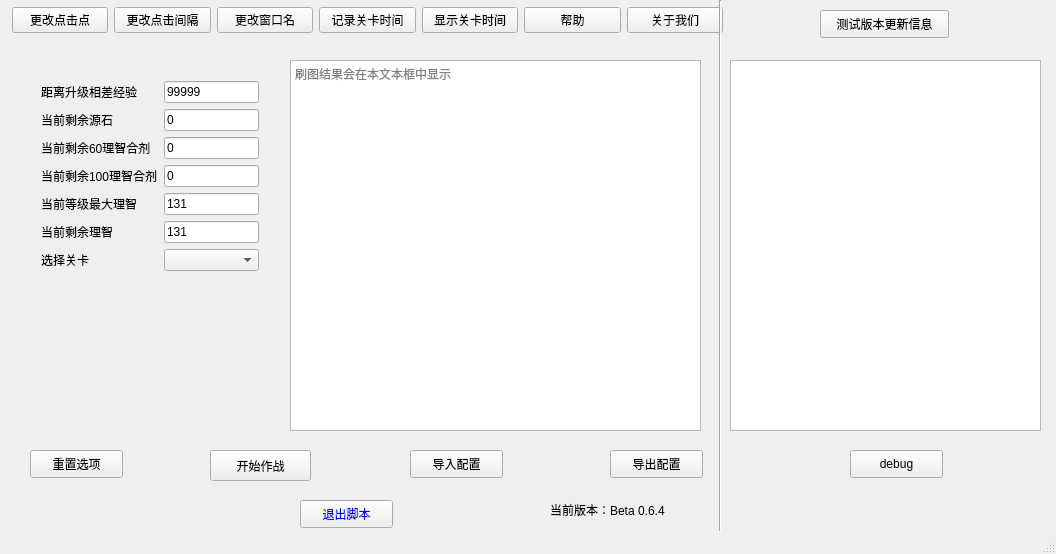
This is mainwindow.ui in cppIdiot/akscript as Qt 5 draws it before an edit. The edited form follows.
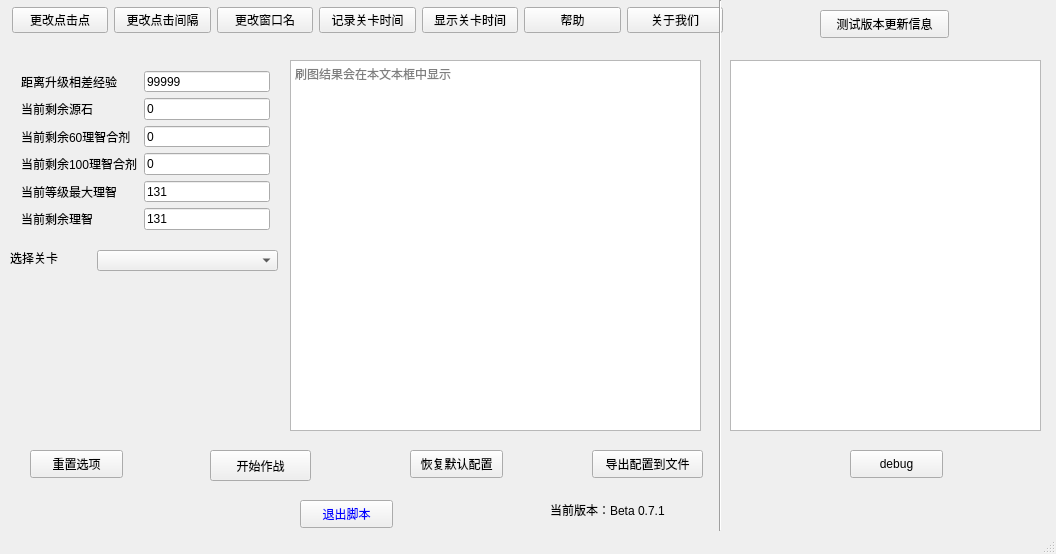
This is the edited form. Icons and pictures are not drawn.

```diff
--- a/mainwindow.ui
+++ b/mainwindow.ui
@@ -73,20 +73,20 @@
      </rect>
     </property>
     <property name="text">
-     <string>导入配置</string>
+     <string>恢复默认配置</string>
     </property>
    </widget>
    <widget class="QPushButton" name="output">
     <property name="geometry">
      <rect>
-      <x>610</x>
+      <x>592</x>
       <y>450</y>
-      <width>93</width>
+      <width>111</width>
       <height>28</height>
      </rect>
     </property>
     <property name="text">
-     <string>导出配置</string>
+     <string>导出配置到文件</string>
     </property>
    </widget>
    <widget class="QLabel" name="version">
@@ -99,7 +99,7 @@
      </rect>
     </property>
     <property name="text">
-     <string>当前版本：Beta 0.6.4</string>
+     <string>当前版本：Beta 0.7.1</string>
     </property>
    </widget>
    <widget class="QPushButton" name="Exit">
@@ -243,10 +243,10 @@
    <widget class="QWidget" name="formLayoutWidget">
     <property name="geometry">
      <rect>
-      <x>30</x>
-      <y>70</y>
-      <width>240</width>
-      <height>331</height>
+      <x>10</x>
+      <y>60</y>
+      <width>271</width>
+      <height>181</height>
      </rect>
     </property>
     <layout class="QFormLayout" name="formLayout">
@@ -352,18 +352,31 @@
        </property>
       </widget>
      </item>
-     <item row="6" column="0">
-      <widget class="QLabel" name="label_2">
-       <property name="text">
-        <string>选择关卡</string>
-       </property>
-      </widget>
-     </item>
-     <item row="6" column="1">
-      <widget class="QComboBox" name="selectLevevl"/>
-     </item>
     </layout>
    </widget>
+   <widget class="QComboBox" name="selectLevevl">
+    <property name="geometry">
+     <rect>
+      <x>97</x>
+      <y>250</y>
+      <width>181</width>
+      <height>21</height>
+     </rect>
+    </property>
+   </widget>
+   <widget class="QLabel" name="label_2">
+    <property name="geometry">
+     <rect>
+      <x>10</x>
+      <y>250</y>
+      <width>60</width>
+      <height>15</height>
+     </rect>
+    </property>
+    <property name="text">
+     <string>选择关卡</string>
+    </property>
+   </widget>
   </widget>
   <widget class="QStatusBar" name="statusBar"/>
   <action name="pixel">
```
Left out of the diff: 100 changed lines with no effect on the pictures.
